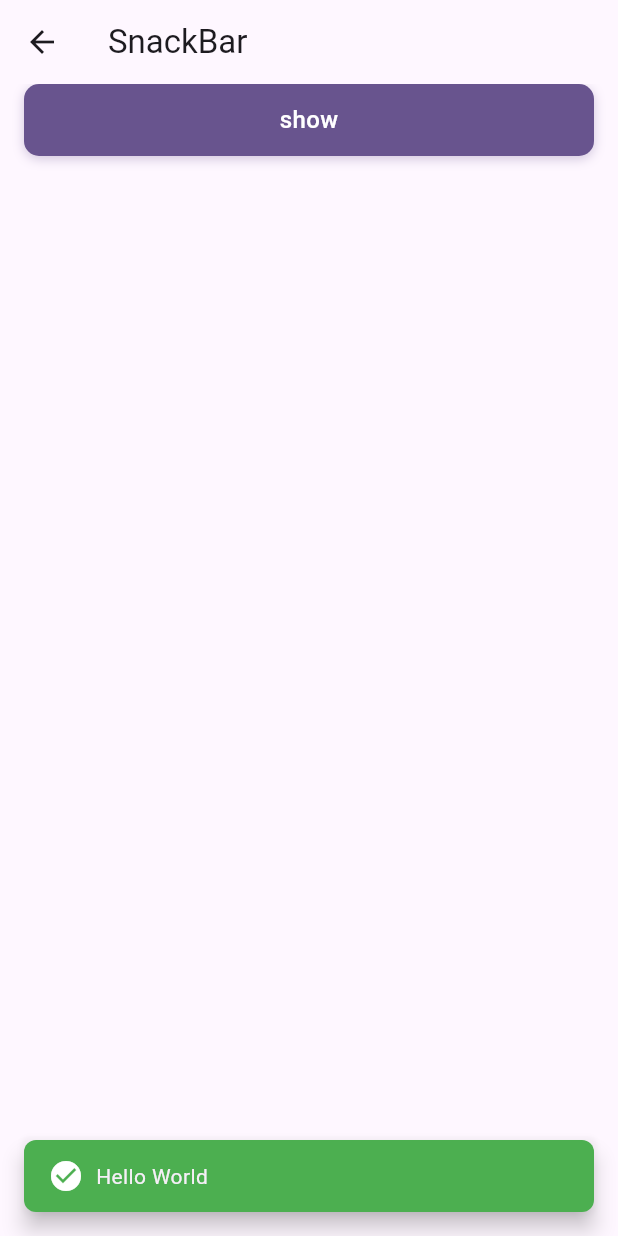
After one commit to yysrll/yuai_kit, a Flutter app: the SnackBarPage screen opened directly, after a tap on "show", on a phone screen of 412 x 824 dp. The commit adds this screen. Run offline on Flutter 3.47's test engine with Material 3 defaults, Android fonts, the phone set to English and light mode, and no system bars; our stand-ins replace flutter_screenutil, google_fonts.

Commit message:
add: snack bar component

```diff
--- a/example/lib/home_page.dart
+++ b/example/lib/home_page.dart
@@ -1,5 +1,6 @@
 import 'package:example/helpers/models/menu_example.dart';
 import 'package:example/pages/button_page.dart';
+import 'package:example/pages/snackbar_page.dart';
 import 'package:example/pages/text_field_page.dart';
 import 'package:flutter/material.dart';
 
@@ -53,4 +54,8 @@ const menus = [
     title: 'TextField',
     child: TextFieldPage(),
   ),
+  MenuExample(
+    title: 'SnackBar',
+    child: SnackBarPage(),
+  ),
 ];
--- /dev/null
+++ b/example/lib/pages/snackbar_page.dart
@@ -0,0 +1,38 @@
+import 'package:flutter/material.dart';
+import 'package:yuai_kit/yuai_kit.dart';
+
+class SnackBarPage extends StatelessWidget {
+  const SnackBarPage({super.key});
+
+  @override
+  Widget build(BuildContext context) {
+    return Scaffold(
+      appBar: AppBar(
+        title: const Text('SnackBar'),
+      ),
+      body: SafeArea(
+        child: Container(
+          margin: const EdgeInsets.symmetric(
+            horizontal: 16,
+          ),
+          child: ListView(
+            children: [
+              YuaiButton(
+                text: 'show',
+                onPressed: () {
+                  YuaiSnackBar().show(
+                    context,
+                    'Hello World',
+                    type: YuaiSnackBarType.success,
+                  );
+                },
+              ),
+            ],
+          ),
+        ),
+      ),
+    );
+  }
+}
+
+const snackbars = [];
--- /dev/null
+++ b/lib/components/snackbar/snackbar.dart
@@ -0,0 +1,2 @@
+export 'yuai_snackbar.dart';
+export 'yuai_snackbar_type.dart';
--- /dev/null
+++ b/lib/components/snackbar/yuai_snackbar.dart
@@ -0,0 +1,33 @@
+import 'package:flutter/material.dart';
+import 'package:yuai_kit/components/snackbar/yuai_snackbar_content.dart';
+import 'package:yuai_kit/yuai_kit.dart';
+
+class YuaiSnackBar {
+  static YuaiSnackBar? _instance;
+
+  YuaiSnackBar._internal() {
+    _instance = this;
+  }
+
+  factory YuaiSnackBar() => _instance ?? YuaiSnackBar._internal();
+
+  void show(
+    BuildContext context,
+    String message, {
+    YuaiSnackBarType? type,
+  }) {
+    ScaffoldMessenger.of(context).showSnackBar(
+      SnackBar(
+        margin: const EdgeInsets.all(16),
+        padding: EdgeInsets.zero,
+        behavior: SnackBarBehavior.floating,
+        backgroundColor: Colors.transparent,
+        duration: const Duration(seconds: 3),
+        content: YuaiSnackBarContent(
+          message,
+          type: type,
+        ),
+      ),
+    );
+  }
+}
--- /dev/null
+++ b/lib/components/snackbar/yuai_snackbar_content.dart
@@ -0,0 +1,40 @@
+import 'package:flutter/material.dart';
+import 'package:yuai_kit/yuai_kit.dart';
+
+class YuaiSnackBarContent extends StatelessWidget {
+  const YuaiSnackBarContent(
+    this.message, {
+    super.key,
+    this.type,
+  });
+
+  final String message;
+  final YuaiSnackBarType? type;
+
+  @override
+  Widget build(BuildContext context) {
+    return Container(
+      padding: const EdgeInsets.symmetric(
+        horizontal: 16,
+        vertical: 12,
+      ),
+      decoration: BoxDecoration(
+        color: type?.color ?? Theme.of(context).colorScheme.onBackground,
+        borderRadius: BorderRadius.circular(8),
+      ),
+      child: Row(
+        children: [
+          Icon(
+            type?.icon ?? Icons.info_outline_rounded,
+            color: type?.foregroundColor ??
+                Theme.of(context).colorScheme.background,
+          ),
+          const SizedBox(
+            width: 8,
+          ),
+          Expanded(child: Text(message)),
+        ],
+      ),
+    );
+  }
+}
--- a/lib/yuai_kit.dart
+++ b/lib/yuai_kit.dart
@@ -6,3 +6,4 @@ export 'package:flutter_screenutil/flutter_screenutil.dart';
 // Components
 export 'components/button/button.dart';
 export 'components/text_field/text_field.dart';
+export 'components/snackbar/snackbar.dart';
```
Also changed, not shown: lib/components/snackbar/yuai_snackbar_type.dart (added, +34 -0 lines).
